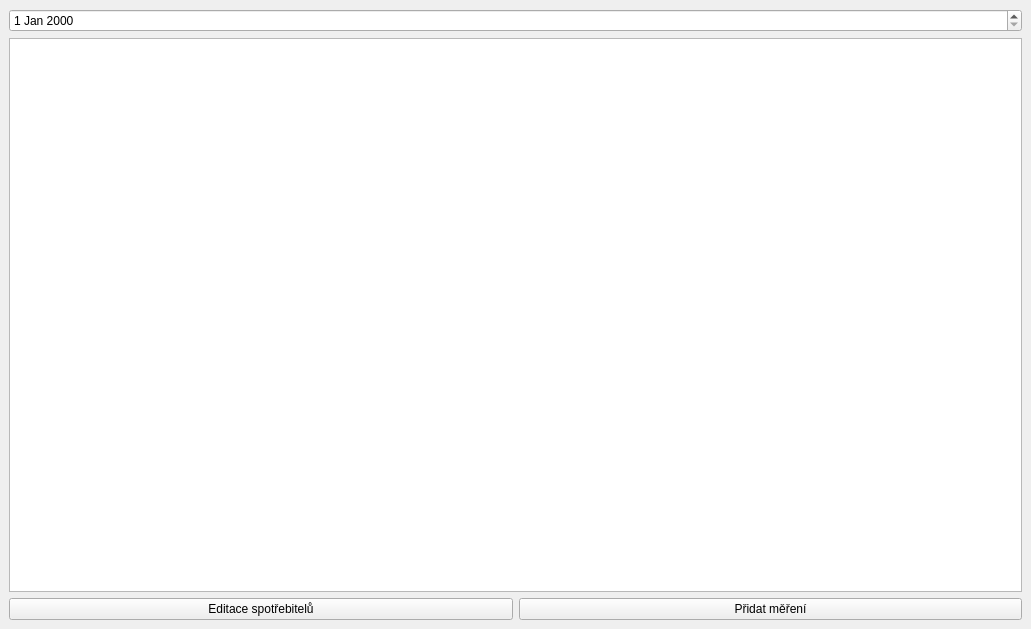
Before: the Qt Designer form mainwindow.ui in jelazi/ElectricityCounter, drawn with Qt 5.
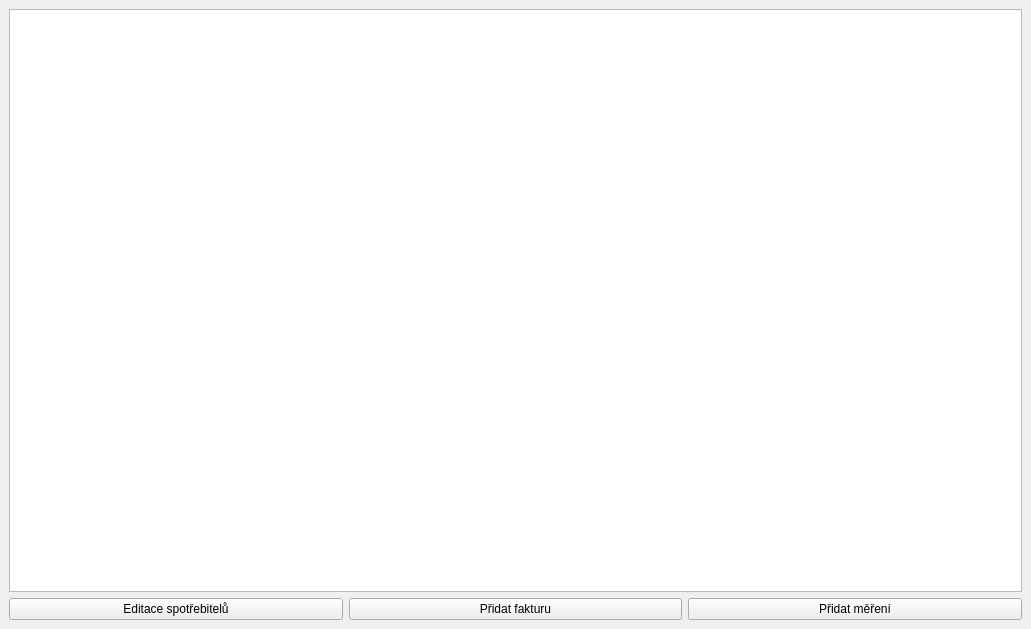
After: the same form once the commit is applied.

What changed in the file:
```diff
--- a/mainwindow.ui
+++ b/mainwindow.ui
@@ -16,11 +16,7 @@
   <widget class="QWidget" name="centralwidget">
    <layout class="QVBoxLayout" name="verticalLayout">
     <item>
-     <layout class="QGridLayout" name="gridLayout_2">
-      <item row="0" column="0">
-       <widget class="QDateEdit" name="dateEdit"/>
-      </item>
-     </layout>
+     <layout class="QGridLayout" name="gridLayout_2"/>
     </item>
     <item>
      <layout class="QVBoxLayout" name="verticalLayout_2">
@@ -38,6 +34,13 @@
         </property>
        </widget>
       </item>
+      <item>
+       <widget class="QPushButton" name="addInvoice">
+        <property name="text">
+         <string>Přidat fakturu</string>
+        </property>
+       </widget>
+      </item>
       <item>
        <widget class="QPushButton" name="btnAddEntry">
         <property name="text">
```
